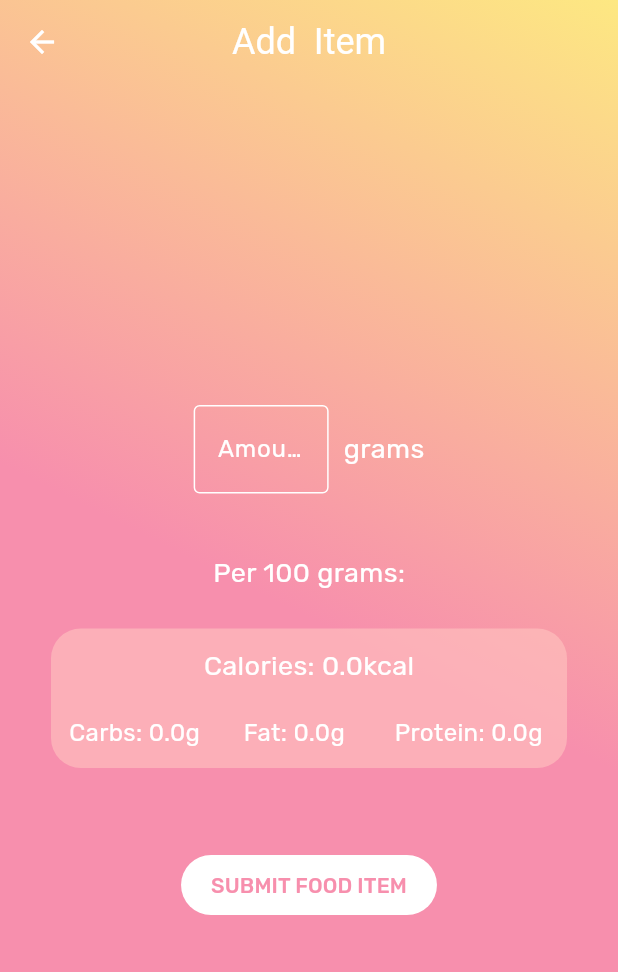
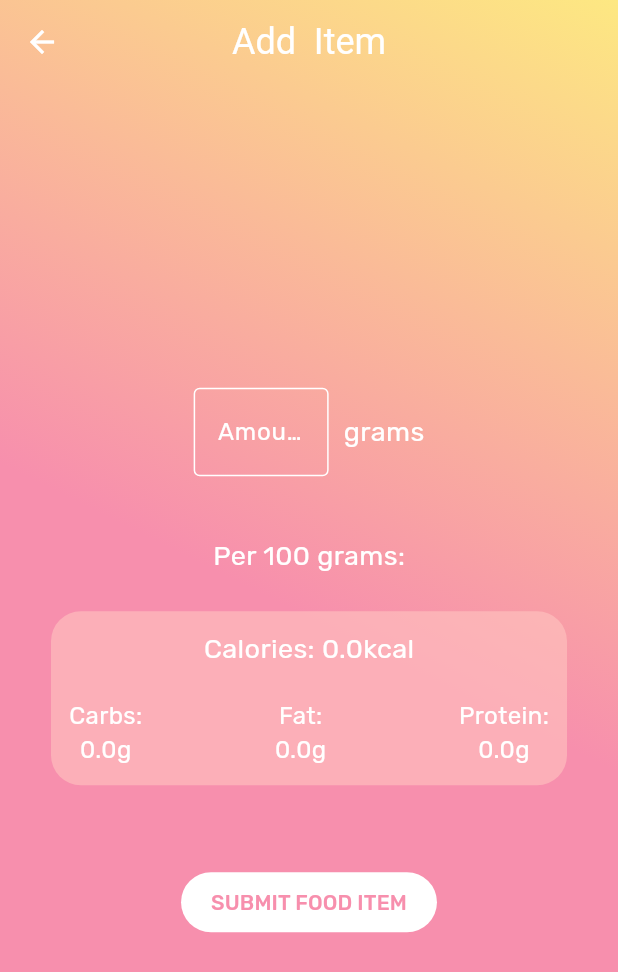
Before and after one commit to MiaN11579/CalorX, a Flutter app: the AddFoodEntryPage screen opened directly with empty values, on a phone screen of 412 x 824 dp. Shown: the top 972 px of the screen. Run offline on Flutter 3.47's test engine with Material 3 defaults, Android fonts, the phone set to English and light mode, and no system bars; our stand-ins replace animated_text_kit, cloud_firestore, firebase_auth, firebase_core, firebase_storage, font_awesome_flutter and 5 more; missing offline and left inert: firebase_ui_auth; accounts and stored records are empty; statements that could not run were skipped.

Commit message:
fixed add entry layout problem + added remove button to thelog page

```diff
--- a/lib/views/add_food_entry_view.dart
+++ b/lib/views/add_food_entry_view.dart
@@ -276,30 +276,54 @@ class _AddFoodEntryPageState extends State<AddFoodEntryPage> {
                         Row(
                           mainAxisAlignment: MainAxisAlignment.spaceBetween,
                           children: [
+                            Column(children: [
+                              const Text(
+                                'Carbs:',
+                                style: TextStyle(
+                                    color: Colors.white,
+                                    fontSize: 16), // Adjust the font size
+                              ),
                               Text(
-                              'Carbs: ${_carbs}g',
+                                '${_carbs}g',
                                 style: const TextStyle(
                                     color: Colors.white,
                                     fontSize: 16), // Adjust the font size
                               ),
+                            ],),
                             const SizedBox(
                               width: 15,
                             ),
+                            Column(children: [
+                              const Text(
+                                'Fat:',
+                                style: TextStyle(
+                                    color: Colors.white,
+                                    fontSize: 16), // Adjust the font size
+                              ),
                               Text(
-                              'Fat: ${_fat}g ',
+                                '${_fat}g',
                                 style: const TextStyle(
                                     color: Colors.white,
                                     fontSize: 16), // Adjust the font size
                               ),
+                            ],),
                             const SizedBox(
                               width: 15,
                             ),
+                            Column(children: [
+                              const Text(
+                                'Protein:',
+                                style: TextStyle(
+                                    color: Colors.white,
+                                    fontSize: 16), // Adjust the font size
+                              ),
                               Text(
-                              'Protein: ${_protein}g ',
+                                '${_protein}g',
                                 style: const TextStyle(
                                     color: Colors.white,
                                     fontSize: 16), // Adjust the font size
                               ),
+                            ],),
                           ],
                         ),
                       ],
```
Also changed, not shown: lib/views/log_page.dart (+32 -27 lines). Lines whose indentation alone changed are shown as unchanged.
